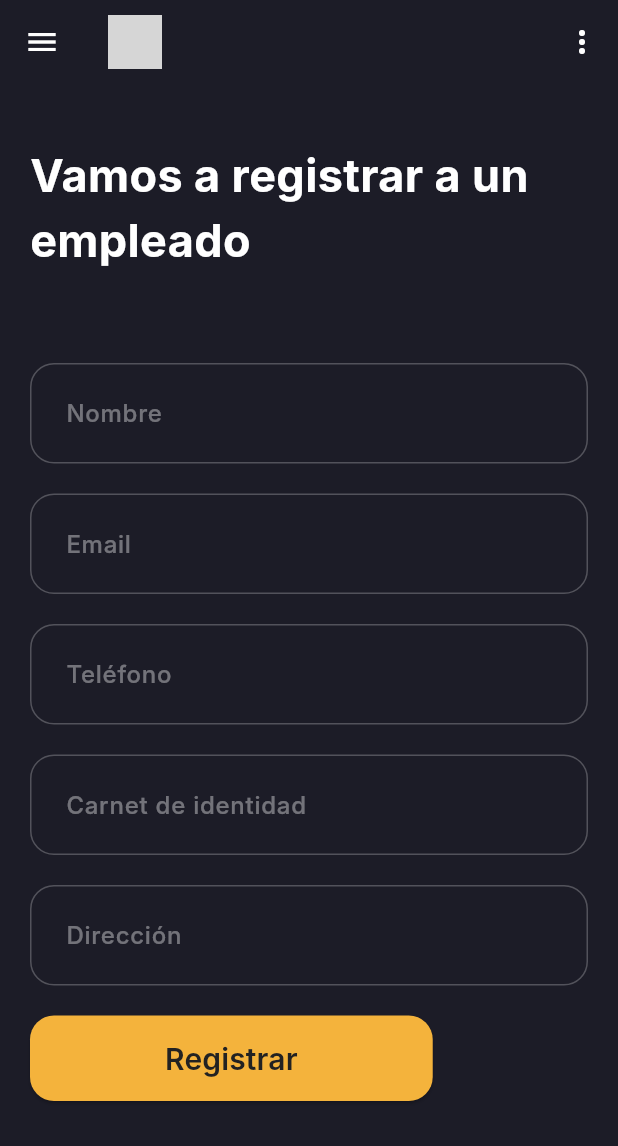
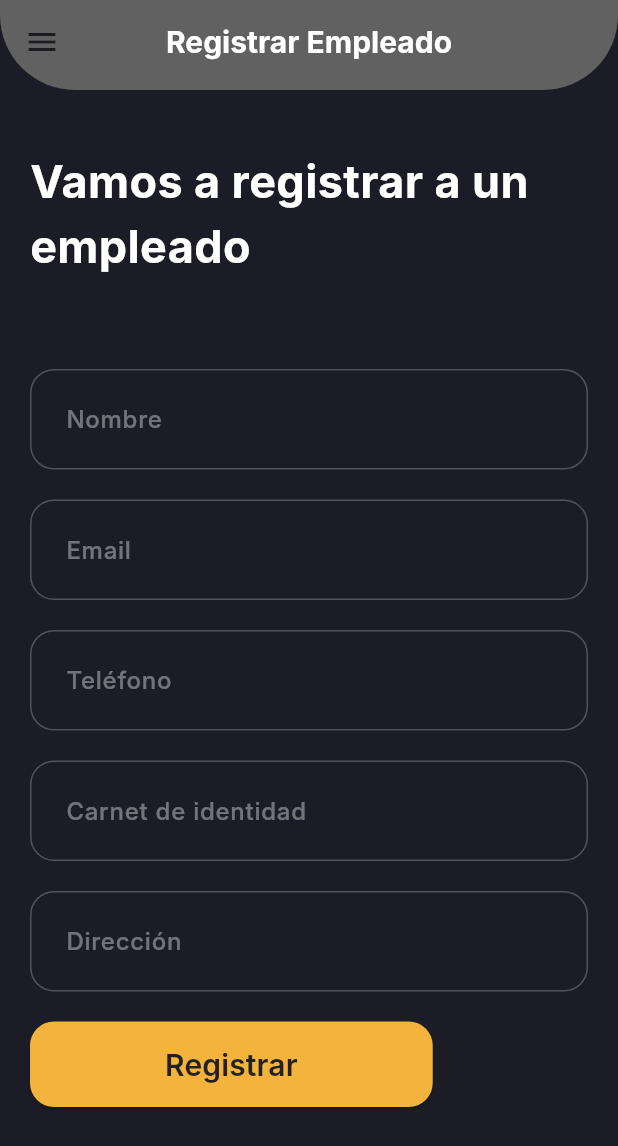
Before and after one commit to TheBig-C/IS_Dpelicula, a Flutter app: the RegisterEmployee screen opened by its route, on a phone screen of 412 x 824 dp. Shown: the top 1146 px of the screen. Run offline on Flutter 3.47's test engine with Material 3 defaults, Android fonts, the light colour scheme and no system bars; our stand-ins replace bloc, carousel_slider, cloud_firestore, file_picker, firebase_auth, firebase_core and 10 more; accounts and stored records are empty; network calls fail; Roboto replaces fonts that are missing (Inter); grey boxes are pictures that could not be loaded.

Commit message:
Arreglo bugs

```diff
--- a/lib/pages/register_employee.dart
+++ b/lib/pages/register_employee.dart
@@ -258,8 +258,26 @@ class _RegisterEmployeeState extends State<RegisterEmployee> {
             ? Center(child: SizedBox(width: 400, child: registerForm))
             : ListView(children: [registerForm]),
       ),
-      appBar: CustomAppBar(
-        isDesktop: isDesktop,
+      appBar: PreferredSize(
+        preferredSize: Size.fromHeight(60.0),
+        child: ClipRRect(
+          borderRadius: BorderRadius.only(
+            bottomLeft: Radius.circular(50.0),
+            bottomRight: Radius.circular(50.0),
+          ),
+          child: AppBar(
+            title: Text(
+              'Registrar Empleado',
+              style: TextStyle(
+                color: Colors.white,
+                fontSize: 20,
+                fontWeight: FontWeight.bold,
+              ),
+            ),
+            centerTitle: true,
+            backgroundColor: Colors.grey[700],
+          ),
+        ),
       ),
       drawer: !isDesktop
           ? Drawer(
```
Also changed, not shown: lib/pages/register_movie_page.dart (+29 -9 lines).
